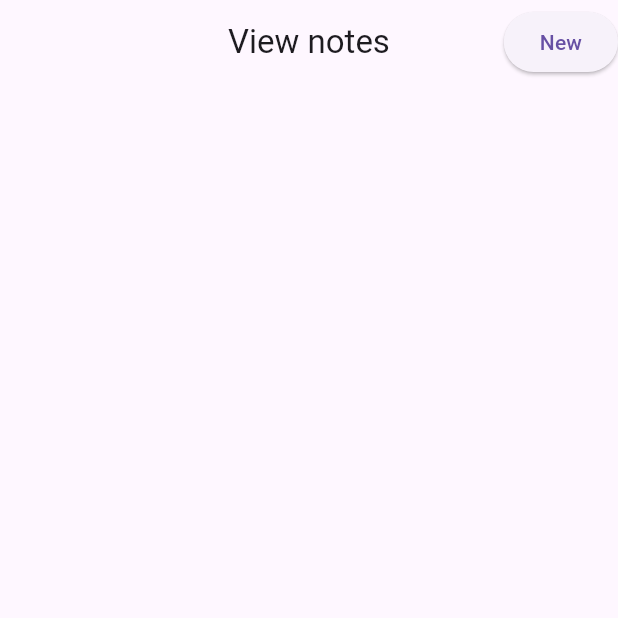
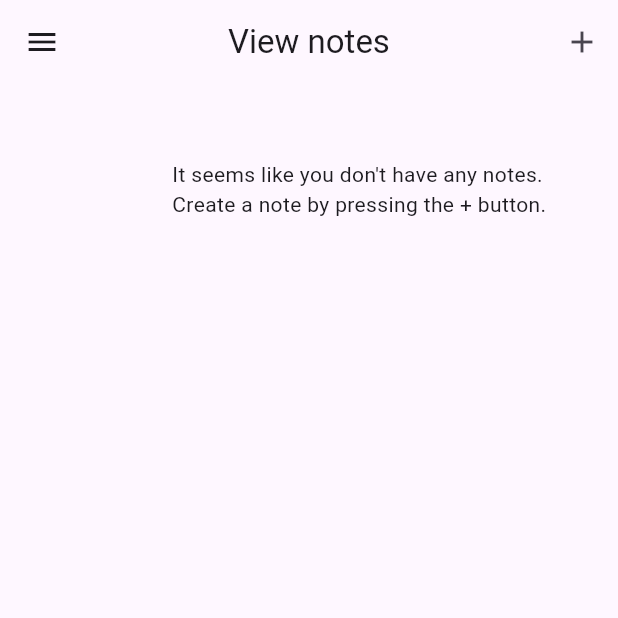
Before and after one commit to Roosa-Pasanen/FlutterCalendar, a Flutter app: the screen it shows after launch, on a phone screen of 412 x 824 dp, the top half of it. Run offline on Flutter 3.47's test engine with Material 3 defaults, Android fonts, the phone set to English and light mode, and no system bars; our stand-ins replace shared_preferences.

```diff
--- a/lib/main.dart
+++ b/lib/main.dart
@@ -19,6 +19,6 @@ class MainPage extends StatelessWidget {
 
   @override
   Widget build(BuildContext context) {
-    return const NoteList();
+    return const NoteListView();
   }
 }
--- a/lib/note_listview.dart
+++ b/lib/note_listview.dart
@@ -6,6 +6,74 @@ import 'package:path_provider/path_provider.dart';
 import "note_view.dart";
 import "note_edit.dart";
 import "json_helper.dart";
+import "settings_screen.dart";
+
+class NoteListView extends StatelessWidget {
+  const NoteListView({super.key});
+
+  @override
+  Widget build(BuildContext context) {
+    return Scaffold(
+        appBar: AppBar(
+          title: const Text("View notes"),
+          centerTitle: true,
+          leading: Builder(
+            builder: (context) {
+              return IconButton(
+                icon: const Icon(Icons.menu),
+                onPressed: () {
+                  Scaffold.of(context).openDrawer();
+                },
+              );
+            },
+          ),
+          actions: <Widget>[
+            IconButton(
+              icon: const Icon(Icons.add),
+              onPressed: () async {
+                await Navigator.push(
+                  context,
+                  MaterialPageRoute(
+                    builder: (context) => NoteEditing(
+                      title: "",
+                      content: "",
+                      fileCreated: DateTime.now().toString(),
+                    ),
+                  ),
+                );
+              },
+            )
+          ],
+        ),
+        drawer: Drawer(
+          child: ListView(
+            padding: EdgeInsets.zero,
+            children: [
+              const DrawerHeader(
+                decoration: BoxDecoration(
+                  color: Colors.blue,
+                ),
+                child: Text('Notes app'),
+              ),
+              ListTile(
+                title: const Text('Notes'),
+              ),
+              ListTile(
+                title: const Text('Settings'),
+                onTap: () async {
+                  await Navigator.push(
+                      context,
+                      MaterialPageRoute(
+                          builder: (context) => SettingsScreen()));
+                  Navigator.pop(context);
+                },
+              ),
+            ],
+          ),
+        ),
+        body: NoteList());
+  }
+}
 
 class NoteList extends StatefulWidget {
   const NoteList({super.key});
@@ -43,28 +111,7 @@ class _NoteListState extends State<NoteList> {
 
   @override
   Widget build(BuildContext context) {
-    return Scaffold(
-        appBar: AppBar(
-          title: const Text("View notes"),
-          centerTitle: true,
-          actions: <Widget>[
-            ElevatedButton(
-                onPressed: () async {
-                  await Navigator.push(
-                    context,
-                    MaterialPageRoute(
-                      builder: (context) => NoteEditing(
-                        title: "",
-                        content: "",
-                        fileCreated: DateTime.now().toString(),
-                      ),
-                    ),
-                  );
-                },
-                child: Text("New"))
-          ],
-        ),
-        body: Column(
+    return Column(
       children: [
         _items.isNotEmpty
             ? Expanded(
@@ -73,7 +120,7 @@ class _NoteListState extends State<NoteList> {
                   itemBuilder: (context, index) {
                     return Card(
                         margin: const EdgeInsets.all(10),
-                            child: ElevatedButton(
+                        child: TextButton(
                           onPressed: () async {
                             await Navigator.push(
                                 context,
@@ -93,8 +140,19 @@ class _NoteListState extends State<NoteList> {
                   },
                 ),
               )
-                : Container()
+            : Center(
+                child: Column(
+                    mainAxisAlignment: MainAxisAlignment.center,
+                    children: [
+                    SizedBox(height: 50),
+                    Container(
+                      child: const Text("""
+                  It seems like you don't have any notes.
+                  Create a note by pressing the + button.
+                  """),
+                    )
+                  ]))
       ],
-        ));
+    );
   }
 }
--- a/pubspec.yaml
+++ b/pubspec.yaml
@@ -11,6 +11,7 @@ dependencies:
         sdk: flutter
     path: ^1.9.0
     path_provider: ^2.1.3
+    shared_preferences: ^2.2.3
 
 dev_dependencies:
     flutter_test:
```
Also changed, not shown: lib/note_edit.dart (+11 -14 lines), lib/note_view.dart (+9 -11 lines), lib/settings_screen.dart (added, +92 -0 lines), lib/themes.dart (added, +19 -0 lines), pubspec.lock, 1 other file. Lines whose indentation alone changed are shown as unchanged.
